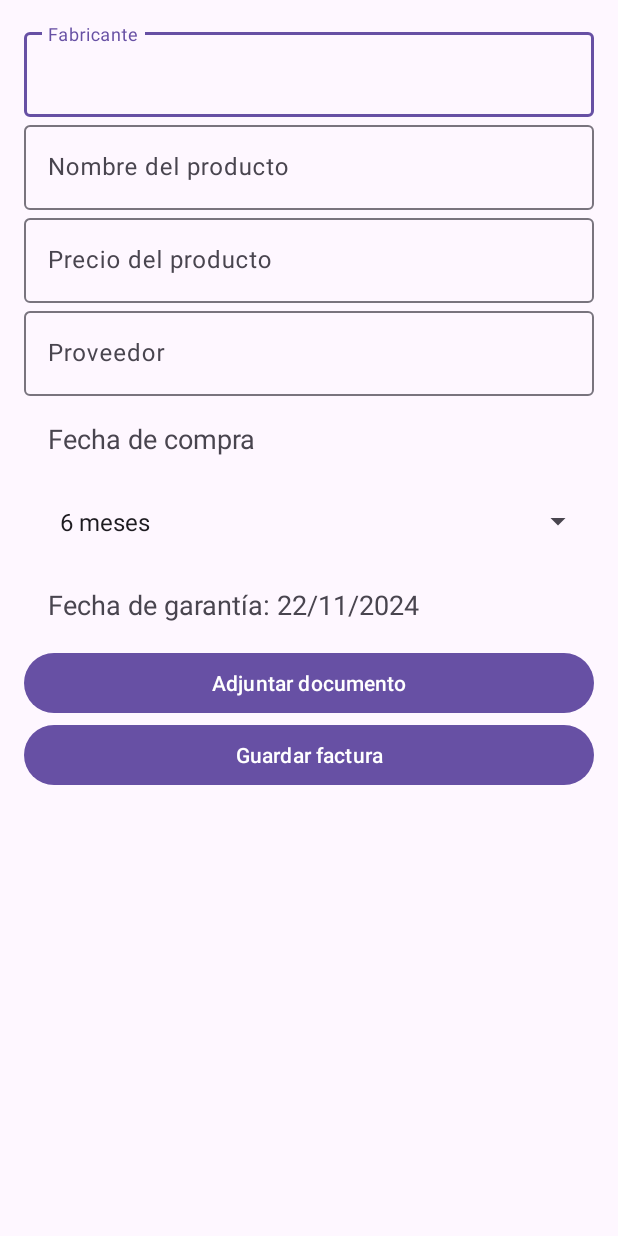
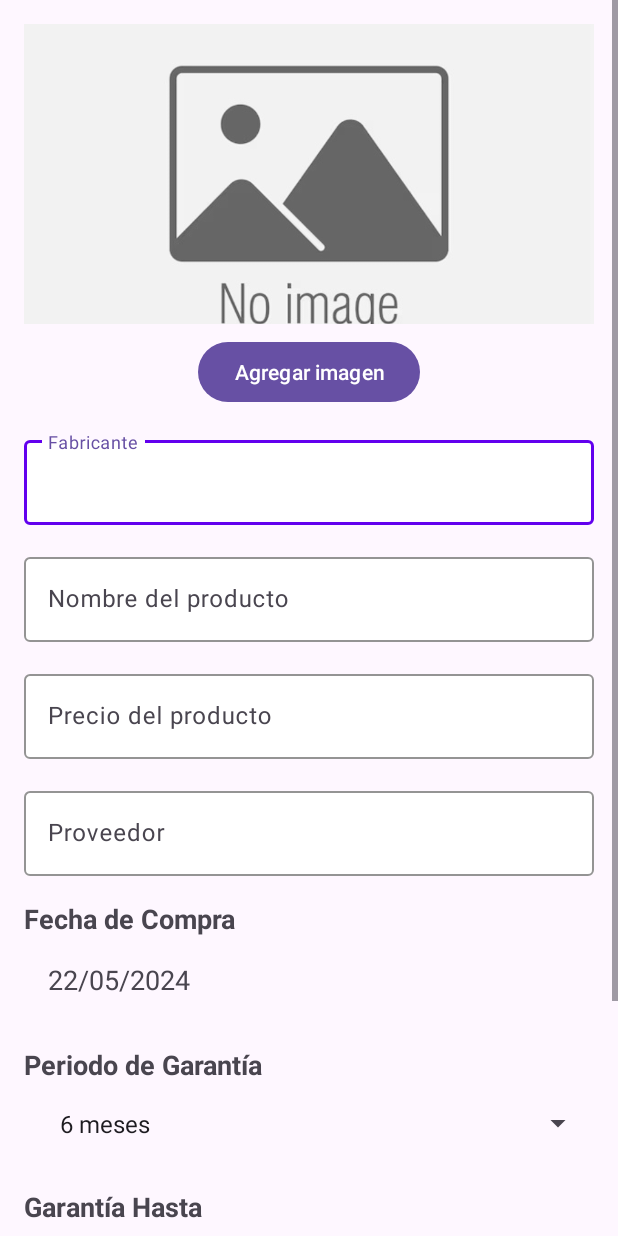
Before and after one commit to Xcorpia07/WarrantyManager, an Android app: the AddInvoiceActivity screen opened directly, with no data from a screen before it, on a phone screen of 412 x 824 dp. Run offline under Robolectric (Android 15) with nearby library versions, the phone set to English and light mode, and no system bars; our stand-ins replace Firebase (no records; nobody signed in at launch, a user with empty details on screens opened directly).

Commit message:
Update Add Invoice with more options

```diff
--- a/app/src/main/java/com/warrantymanager/Invoice.kt
+++ b/app/src/main/java/com/warrantymanager/Invoice.kt
@@ -10,5 +10,7 @@ data class Invoice(
     var supplier: String = "",
     var purchaseDate: Date = Date(),
     var warrantyDate: Date = Date(),
+    var warrantyPeriod: String = "",
+    var productImageUrl: String = "",
     var invoiceFileUrl: String = ""
 )
--- a/app/src/main/res/layout/activity_add_invoice.xml
+++ b/app/src/main/res/layout/activity_add_invoice.xml
@@ -1,7 +1,9 @@
 <?xml version="1.0" encoding="utf-8"?>
 <ScrollView xmlns:android="http://schemas.android.com/apk/res/android"
+    xmlns:app="http://schemas.android.com/apk/res-auto"
     android:layout_width="match_parent"
-    android:layout_height="match_parent">
+    android:layout_height="match_parent"
+    android:fillViewport="true">
 
     <LinearLayout
         android:layout_width="match_parent"
@@ -9,10 +11,29 @@
         android:orientation="vertical"
         android:padding="16dp">
 
+        <ImageView
+            android:id="@+id/imageViewProduct"
+            android:layout_width="match_parent"
+            android:layout_height="200dp"
+            android:scaleType="centerCrop"
+            android:src="@drawable/ic_product_placeholder" />
+
+        <Button
+            android:id="@+id/buttonAddImage"
+            android:layout_width="wrap_content"
+            android:layout_height="wrap_content"
+            android:layout_gravity="center"
+            android:layout_marginTop="8dp"
+            android:text="@string/button_add_image" />
+
         <com.google.android.material.textfield.TextInputLayout
             android:layout_width="match_parent"
             android:layout_height="wrap_content"
-            android:hint="@string/hint_manufacturer">
+            android:layout_marginTop="16dp"
+            android:hint="@string/hint_manufacturer"
+            app:boxBackgroundColor="@color/white"
+            app:boxBackgroundMode="outline"
+            app:boxStrokeColor="@color/colorPrimary">
 
             <com.google.android.material.textfield.TextInputEditText
                 android:id="@+id/editTextManufacturer"
@@ -24,7 +45,11 @@
         <com.google.android.material.textfield.TextInputLayout
             android:layout_width="match_parent"
             android:layout_height="wrap_content"
-            android:hint="@string/hint_product_name">
+            android:layout_marginTop="16dp"
+            android:hint="@string/hint_product_name"
+            app:boxBackgroundColor="@color/white"
+            app:boxBackgroundMode="outline"
+            app:boxStrokeColor="@color/colorPrimary">
 
             <com.google.android.material.textfield.TextInputEditText
                 android:id="@+id/editTextProductName"
@@ -36,7 +61,11 @@
         <com.google.android.material.textfield.TextInputLayout
             android:layout_width="match_parent"
             android:layout_height="wrap_content"
-            android:hint="@string/hint_price">
+            android:layout_marginTop="16dp"
+            android:hint="@string/hint_price"
+            app:boxBackgroundColor="@color/white"
+            app:boxBackgroundMode="outline"
+            app:boxStrokeColor="@color/colorPrimary">
 
             <com.google.android.material.textfield.TextInputEditText
                 android:id="@+id/editTextPrice"
@@ -49,7 +78,11 @@
         <com.google.android.material.textfield.TextInputLayout
             android:layout_width="match_parent"
             android:layout_height="wrap_content"
-            android:hint="@string/hint_supplier">
+            android:layout_marginTop="16dp"
+            android:hint="@string/hint_supplier"
+            app:boxBackgroundColor="@color/white"
+            app:boxBackgroundMode="outline"
+            app:boxStrokeColor="@color/colorPrimary">
 
             <com.google.android.material.textfield.TextInputEditText
                 android:id="@+id/editTextSupplier"
@@ -59,12 +92,31 @@
         </com.google.android.material.textfield.TextInputLayout>
 
         <TextView
+            android:layout_width="match_parent"
+            android:layout_height="wrap_content"
+            android:layout_marginTop="16dp"
+            android:text="@string/title_purchase_date"
+            android:textSize="18sp"
+            android:textStyle="bold" />
+
+        <TextView
             android:id="@+id/textViewPurchaseDate"
             android:layout_width="match_parent"
             android:layout_height="wrap_content"
+            android:background="?attr/selectableItemBackground"
+            android:clickable="true"
+            android:focusable="true"
             android:padding="16dp"
             android:text="@string/text_purchase_date"
             android:textSize="18sp" />
+
+        <TextView
+            android:layout_width="match_parent"
+            android:layout_height="wrap_content"
+            android:layout_marginTop="16dp"
+            android:text="@string/title_warranty_period"
+            android:textSize="18sp"
+            android:textStyle="bold" />
 
         <Spinner
             android:id="@+id/spinnerWarrantyPeriod"
@@ -73,6 +125,14 @@
             android:entries="@array/warranty_periods"
             android:padding="16dp"
             android:prompt="@string/hint_warranty_period" />
+
+        <TextView
+            android:layout_width="match_parent"
+            android:layout_height="wrap_content"
+            android:layout_marginTop="16dp"
+            android:text="@string/title_warranty_until"
+            android:textSize="18sp"
+            android:textStyle="bold" />
 
         <TextView
             android:id="@+id/textViewWarrantyDate"
@@ -85,14 +145,19 @@
             android:id="@+id/buttonAttachDocument"
             android:layout_width="match_parent"
             android:layout_height="wrap_content"
-            android:text="@string/button_attach_document" />
+            android:layout_marginTop="16dp"
+            android:background="@color/colorPrimary"
+            android:text="@string/button_attach_document"
+            android:textColor="@color/white" />
 
         <Button
             android:id="@+id/buttonSaveInvoice"
             android:layout_width="match_parent"
             android:layout_height="wrap_content"
-            android:layout_alignParentBottom="true"
-            android:text="@string/button_save_invoice" />
+            android:layout_marginTop="16dp"
+            android:background="@color/colorPrimary"
+            android:text="@string/button_save_invoice"
+            android:textColor="@color/white" />
 
     </LinearLayout>
 
--- a/app/src/main/res/values/colors.xml
+++ b/app/src/main/res/values/colors.xml
@@ -2,5 +2,8 @@
 <resources>
     <color name="black">#FF000000</color>
     <color name="white">#FFFFFFFF</color>
-    <color name="colorAccent">#FF4081</color>
+    <!-- <color name="colorAccent">#FF4081</color> -->
+    <color name="colorPrimary">#6200EE</color>
+    <color name="colorPrimaryDark">#3700B3</color>
+    <color name="colorAccent">#03DAC5</color>
 </resources>
--- a/app/src/main/res/values/strings.xml
+++ b/app/src/main/res/values/strings.xml
@@ -40,6 +40,9 @@
     <string name="hint_price">Precio del producto</string>
     <string name="hint_supplier">Proveedor</string>
     <string name="text_purchase_date">Fecha de compra</string>
+    <string name="title_purchase_date">Fecha de Compra</string>
+    <string name="title_warranty_period">Periodo de Garantía</string>
+    <string name="title_warranty_until">Garantía Hasta</string>
 
     <string name="hint_warranty_period">Selecciona el período de garantía</string>
     <string-array name="warranty_periods">
@@ -49,6 +52,7 @@
         <item>3 años</item>
     </string-array>
 
+    <string name="button_add_image">Agregar imagen</string>
     <string name="button_attach_document">Adjuntar documento</string>
     <string name="button_save_invoice">Guardar factura</string>
 
```
Also changed, not shown: app/src/main/java/com/warrantymanager/AddInvoiceActivity.kt (+84 -32 lines), app/src/main/res/drawable/ic_product_placeholder.jpg (added).
